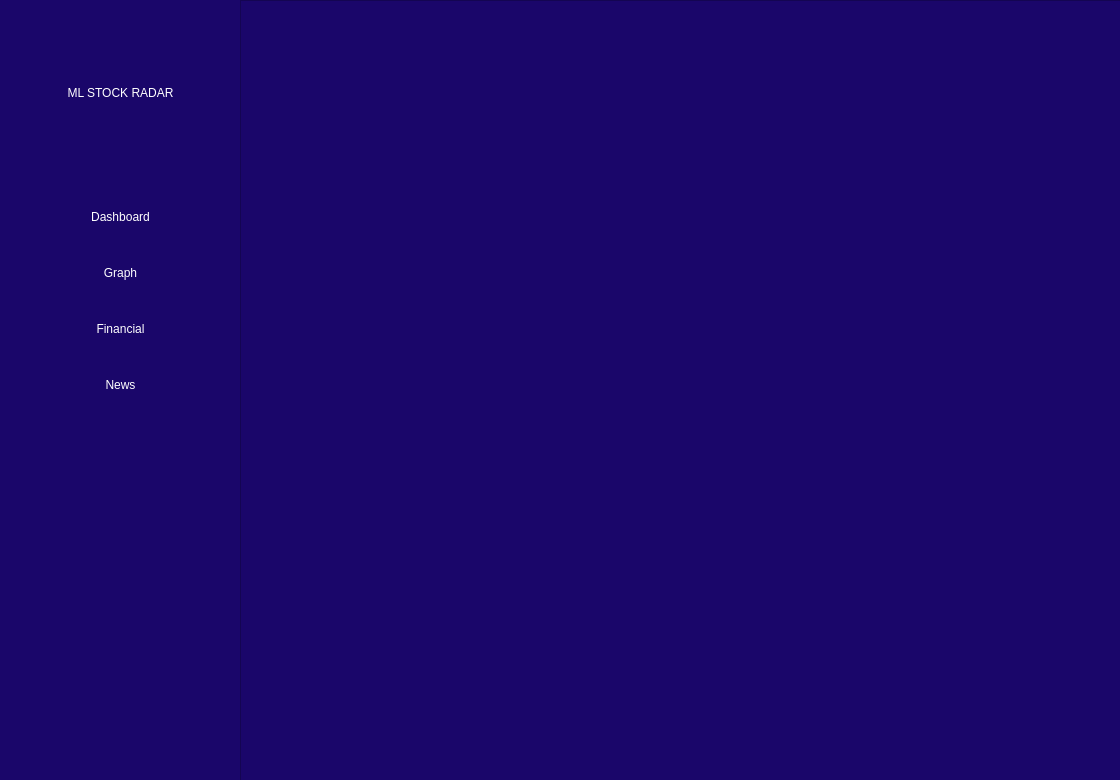
jengkub/ML-stockradar, file ml_stock.ui: the form before one commit.
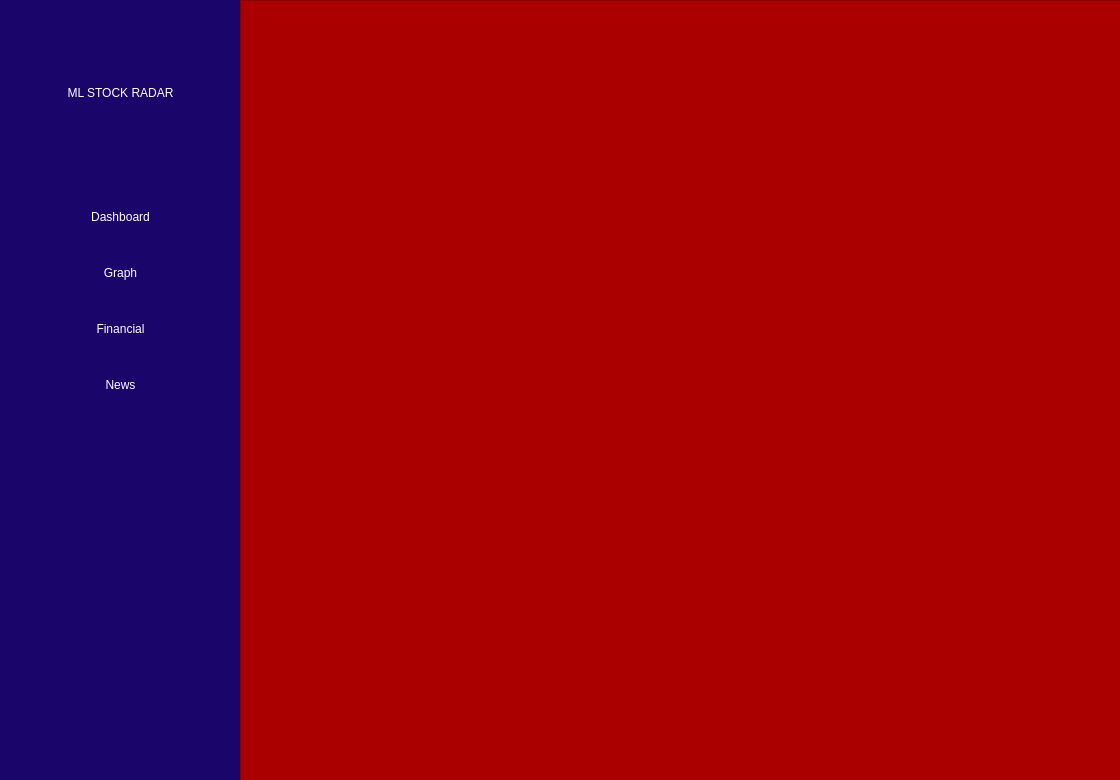
The form after the commit. The open tabs and pages were chosen to show the change.

```diff
--- a/ml_stock.ui
+++ b/ml_stock.ui
@@ -176,6 +176,9 @@
            <height>791</height>
           </rect>
          </property>
+         <property name="styleSheet">
+          <string notr="true">background-color: rgb(170, 0, 0);</string>
+         </property>
         </widget>
        </widget>
        <widget class="QWidget" name="Graph">
```
Left out of the diff: 2 changed lines with no effect on the pictures.
